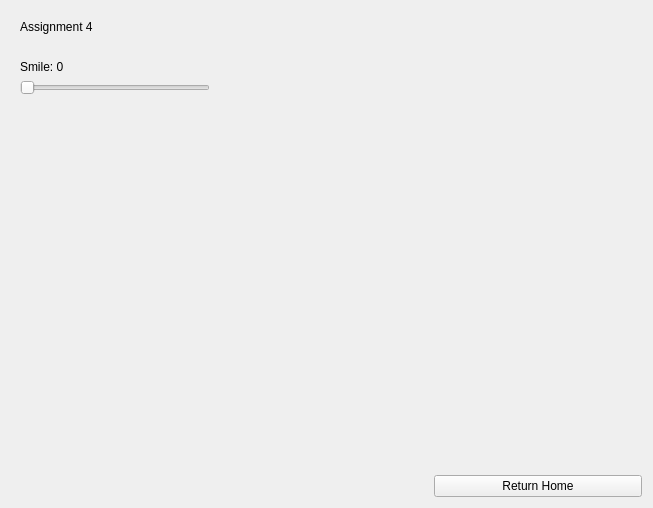
Before: the Qt Designer form final_project/PycharmProject/resources/widget/Assignment4Widget/Widget.ui in areejalghamdi/GraphicsT1, drawn with Qt 5.
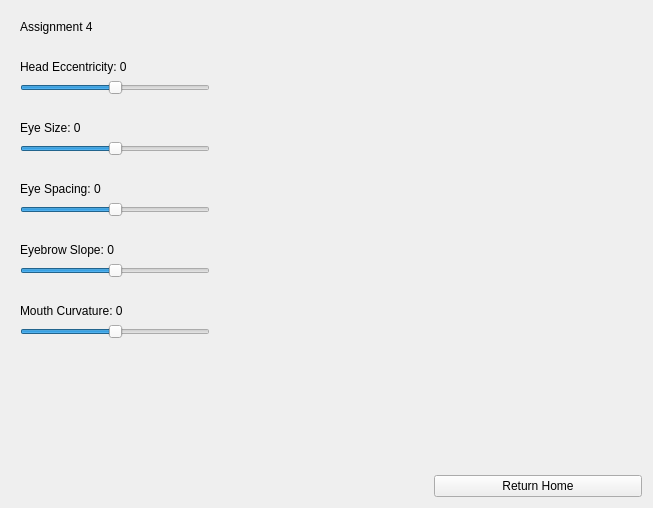
After: the same form once the commit is applied.

The edit to the form file:
```diff
--- a/final_project/PycharmProject/resources/widget/Assignment4Widget/Widget.ui
+++ b/final_project/PycharmProject/resources/widget/Assignment4Widget/Widget.ui
@@ -54,12 +54,15 @@
       <item>
        <widget class="QLabel" name="smileLabel">
         <property name="text">
-         <string>Smile: 0</string>
+         <string>Head Eccentricity: 0</string>
         </property>
        </widget>
       </item>
       <item>
-       <widget class="QSlider" name="smileSlider">
+       <widget class="QSlider" name="eccen_Slider">
+        <property name="minimum">
+         <number>-100</number>
+        </property>
         <property name="maximum">
          <number>100</number>
         </property>
@@ -74,6 +77,114 @@
         </property>
        </widget>
       </item>
+      <item>
+       <widget class="QLabel" name="fill1">
+        <property name="text">
+         <string/>
+        </property>
+       </widget>
+      </item>
+      <item>
+       <widget class="QLabel" name="eye_size_Label">
+        <property name="text">
+         <string>Eye Size: 0</string>
+        </property>
+       </widget>
+      </item>
+      <item>
+       <widget class="QSlider" name="eye_size_Slider">
+        <property name="minimum">
+         <number>-100</number>
+        </property>
+        <property name="maximum">
+         <number>100</number>
+        </property>
+        <property name="orientation">
+         <enum>Qt::Horizontal</enum>
+        </property>
+       </widget>
+      </item>
+      <item>
+       <widget class="QLabel" name="fill3">
+        <property name="text">
+         <string/>
+        </property>
+       </widget>
+      </item>
+      <item>
+       <widget class="QLabel" name="eye_space_Label">
+        <property name="text">
+         <string>Eye Spacing: 0</string>
+        </property>
+       </widget>
+      </item>
+      <item>
+       <widget class="QSlider" name="eye_space_Slider">
+        <property name="minimum">
+         <number>-100</number>
+        </property>
+        <property name="maximum">
+         <number>100</number>
+        </property>
+        <property name="orientation">
+         <enum>Qt::Horizontal</enum>
+        </property>
+       </widget>
+      </item>
+      <item>
+       <widget class="QLabel" name="fill4">
+        <property name="text">
+         <string/>
+        </property>
+       </widget>
+      </item>
+      <item>
+       <widget class="QLabel" name="brow_slope_Label">
+        <property name="text">
+         <string>Eyebrow Slope: 0</string>
+        </property>
+       </widget>
+      </item>
+      <item>
+       <widget class="QSlider" name="brow_slope_Slider">
+        <property name="minimum">
+         <number>-100</number>
+        </property>
+        <property name="maximum">
+         <number>100</number>
+        </property>
+        <property name="orientation">
+         <enum>Qt::Horizontal</enum>
+        </property>
+       </widget>
+      </item>
+      <item>
+       <widget class="QLabel" name="fill5">
+        <property name="text">
+         <string/>
+        </property>
+       </widget>
+      </item>
+      <item>
+       <widget class="QLabel" name="mouth_curve_Label">
+        <property name="text">
+         <string>Mouth Curvature: 0</string>
+        </property>
+       </widget>
+      </item>
+      <item>
+       <widget class="QSlider" name="mouth_curve_Slider">
+        <property name="minimum">
+         <number>-100</number>
+        </property>
+        <property name="maximum">
+         <number>100</number>
+        </property>
+        <property name="orientation">
+         <enum>Qt::Horizontal</enum>
+        </property>
+       </widget>
+      </item>
       <item>
        <spacer name="verticalSpacer">
         <property name="orientation">
```
Left out of the diff: 6 changed lines with no effect on the pictures.
